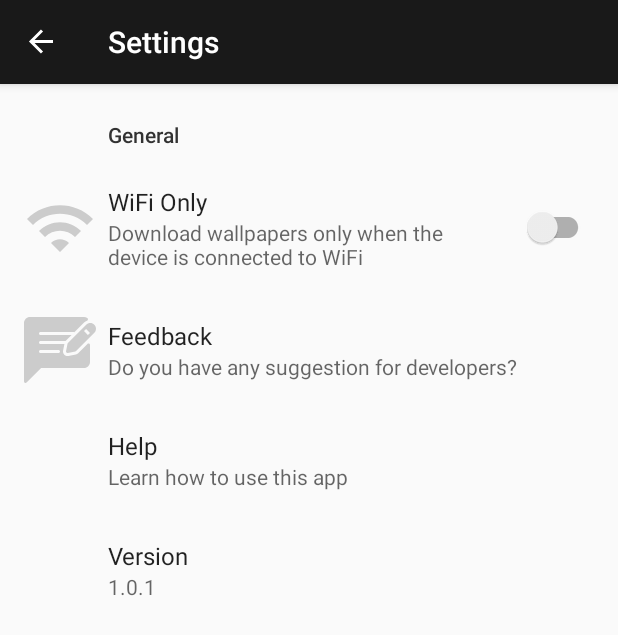
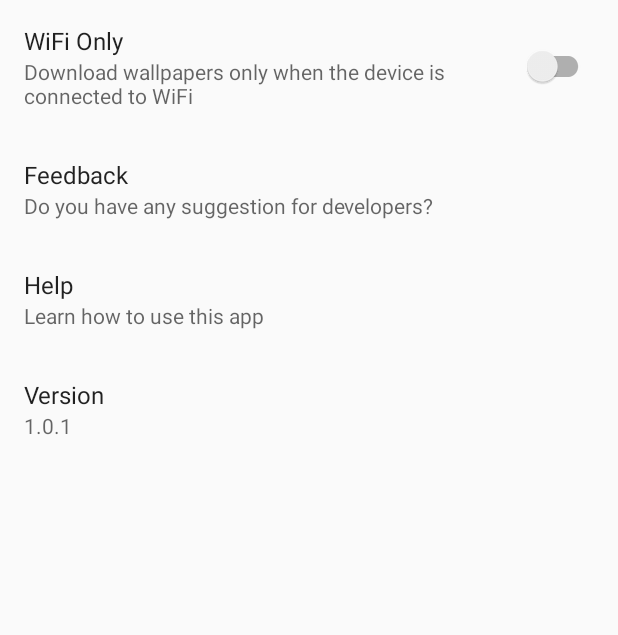
Before and after one commit to isamirkhaan1/wallpaperapp, an Android app: the SettingsFragment screen opened through its navigation route, on a phone screen of 412 x 824 dp. Shown: the top 635 px of the screen. Run offline under Robolectric (Android 15) with nearby library versions, the phone set to English and light mode, and no system bars; our stand-ins replace androidx.preference, navigation-ui; 1 statement that could not run was skipped.

Commit message:
update settings UI

```diff
--- a/app/src/main/java/com/samirk/wallpaperapp/view/MainActivity.kt
+++ b/app/src/main/java/com/samirk/wallpaperapp/view/MainActivity.kt
@@ -19,7 +19,8 @@ class MainActivity : AppCompatActivity() {
         setContentView(R.layout.activity_main)
 
         setupActionBar()
-        setupNavController()
+        showActionBar(false)
+        //setupNavController()
 
         Analytics.getInstance().logEvent(Analytics.EVENT_APP_OPEN)
     }
--- a/app/src/main/res/drawable/ic_back.xml
+++ b/app/src/main/res/drawable/ic_back.xml
@@ -1,5 +1,5 @@
 <vector android:autoMirrored="true" android:height="48dp"
-    android:tint="#FFFFFF" android:viewportHeight="24.0"
+    android:tint="#4c4c4c" android:viewportHeight="24.0"
     android:viewportWidth="24.0" android:width="48dp" xmlns:android="http://schemas.android.com/apk/res/android">
-    <path android:fillColor="#FFFFFF" android:pathData="M15.41,7.41L14,6l-6,6 6,6 1.41,-1.41L10.83,12z"/>
+    <path android:fillColor="#4c4c4c" android:pathData="M15.41,7.41L14,6l-6,6 6,6 1.41,-1.41L10.83,12z"/>
 </vector>
--- a/app/src/main/res/values/styles.xml
+++ b/app/src/main/res/values/styles.xml
@@ -14,6 +14,8 @@
         <item name="android:layout_width">wrap_content</item>
         <item name="android:layout_marginLeft">16dp</item>
         <item name="android:layout_marginRight">16dp</item>
+        <item name="fontFamily">@font/nunito_sans_bold</item>
+        <item name="android:fontFamily">@font/nunito_sans_bold</item>
     </style>
 
 
--- a/app/src/main/res/xml/settings.xml
+++ b/app/src/main/res/xml/settings.xml
@@ -2,27 +2,22 @@
 <PreferenceScreen xmlns:android="http://schemas.android.com/apk/res/android"
     xmlns:app="http://schemas.android.com/apk/res-auto">
 
-    <PreferenceCategory android:title="@string/tit_general">
-      <!--  <SwitchPreferenceCompat
-            android:defaultValue="true"
-            android:icon="@drawable/ic_wallpaper"
-            android:key="daily_new_wallpaper"
-            android:summary="@string/msg_daily_new_wallpaper"
-            android:title="@string/tit_daily_new_wallpaper" />
--->
+
         <SwitchPreferenceCompat
             android:defaultValue="false"
-            android:icon="@drawable/ic_wifi"
             android:key="wifi_only"
             android:summary="@string/msg_wifi_only"
-            android:title="@string/tit_wifi_only" />
+            android:title="@string/tit_wifi_only"
+
+            android:iconSpaceReserved="false"
+            app:iconSpaceReserved="false"
+            />
 
 
         <EditTextPreference
             android:dialogIcon="@drawable/ic_feedback"
             android:dialogMessage="@string/msg_feedback"
             android:dialogTitle="@string/tit_feedback"
-            android:icon="@drawable/ic_feedback"
 
             android:key="feedback"
             android:negativeButtonText="@string/tit_back"
@@ -30,18 +25,30 @@
 
             android:summary="@string/msg_feedback"
             android:title="@string/tit_feedback"
+
+
+            android:iconSpaceReserved="false"
+            app:iconSpaceReserved="false"
             />
 
         <Preference
             android:key="help"
             android:summary="Learn how to use this app"
-            android:title="Help" />
+            android:title="Help"
+
+            android:iconSpaceReserved="false"
+            app:iconSpaceReserved="false"
+            />
 
         <Preference
             android:key="app_version"
             android:selectable="false"
             android:summary="@string/msg_version"
-            android:title="@string/tit_version" />
-    </PreferenceCategory>
+            android:title="@string/tit_version"
+
+
+            android:iconSpaceReserved="false"
+            app:iconSpaceReserved="false"
+            />
 
 </PreferenceScreen>
```
